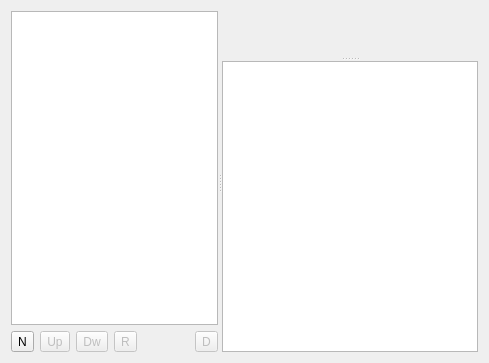
Above: src/widgets/effectstack_ui.ui from KDE/kdenlive before the change. Below: the same form after it.
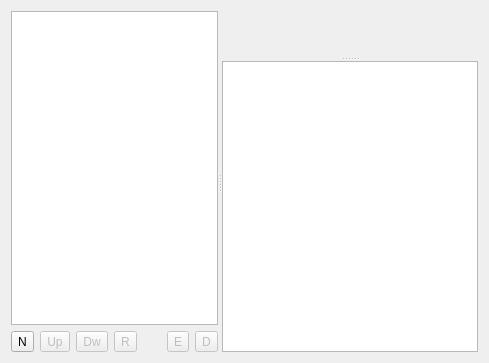
That is the form after the change. Custom widgets are drawn as their Qt base class.

```diff
--- a/src/widgets/effectstack_ui.ui
+++ b/src/widgets/effectstack_ui.ui
@@ -100,6 +100,16 @@
            </property>
           </spacer>
          </item>
+         <item>
+          <widget class="QToolButton" name="buttonSave" >
+           <property name="enabled" >
+            <bool>false</bool>
+           </property>
+           <property name="text" >
+            <string>E</string>
+           </property>
+          </widget>
+         </item>
          <item>
           <widget class="QToolButton" name="buttonDel" >
            <property name="enabled" >
```
